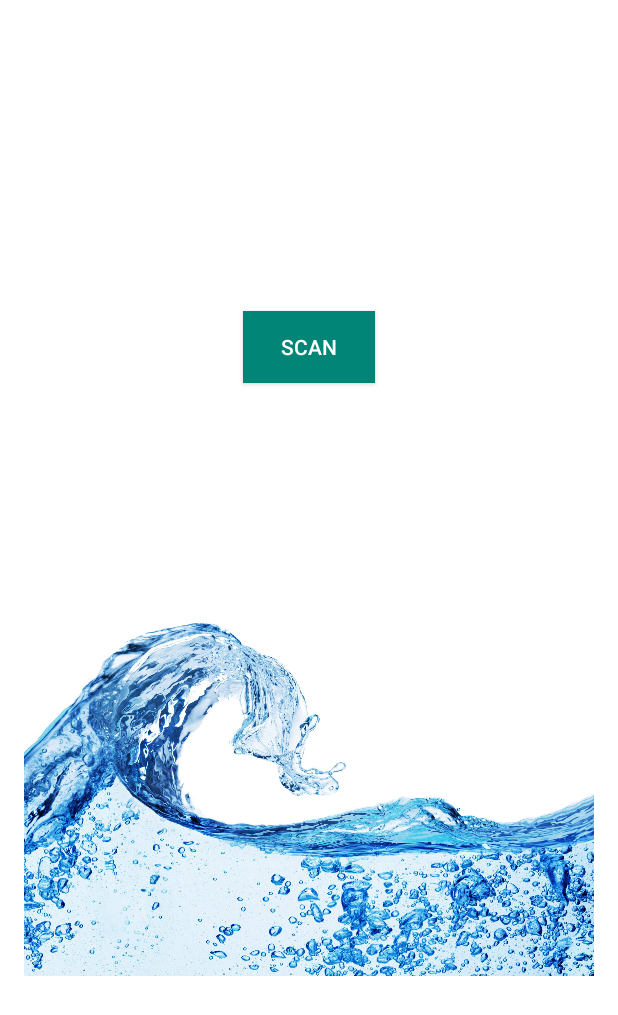
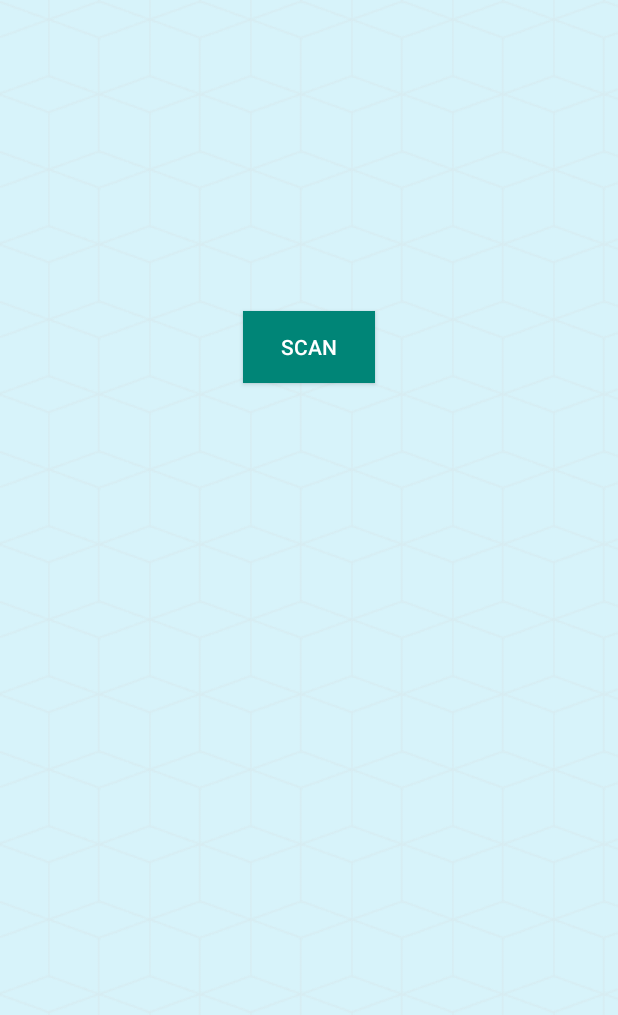
Before and after one commit to lcheung90/oasis-repub, an Android app: the FloorInfo screen opened directly, with no data from a screen before it, on a phone screen of 412 x 824 dp. Shown: the top 1015 px of the screen. Run offline under Robolectric (Android 15) with nearby library versions, the phone set to English and light mode, and no system bars; libraries missing offline, so code that uses them is left out: com.cloudant.client, com.ibm.mobilefirstplatform; 4 statements that could not run were skipped.

Commit message:
[Feature] Cube background

```diff
--- /dev/null
+++ b/app/src/main/res/drawable/background.xml
@@ -0,0 +1,18 @@
+<?xml version="1.0" encoding="utf-8"?>
+<layer-list xmlns:android="http://schemas.android.com/apk/res/android" >
+    <item android:id="@+id/shape_color">
+        <shape android:shape="rectangle" >
+            <solid android:color="#d7f3fa"/>
+        </shape>
+    </item>
+    <item android:id="@+id/shape_pattern"
+        android:bottom="0px"
+        android:left="0px"
+        android:right="0px"
+        android:top="0px">
+        <bitmap
+            android:antialias="true"
+            android:src="@drawable/cubes"
+            android:tileMode="repeat" />
+    </item>
+</layer-list>
--- a/app/src/main/res/layout/activity_building_info.xml
+++ b/app/src/main/res/layout/activity_building_info.xml
@@ -8,7 +8,7 @@
     android:paddingRight="@dimen/activity_horizontal_margin"
     android:paddingTop="@dimen/activity_vertical_margin"
     tools:context="csci567.project.oasis.BuildingInfo"
-    android:background="#ffffff">
+    android:background="@drawable/background">
 
   <RelativeLayout
       android:layout_width="wrap_content"
--- a/app/src/main/res/layout/activity_floor_info.xml
+++ b/app/src/main/res/layout/activity_floor_info.xml
@@ -8,19 +8,8 @@
     android:paddingRight="@dimen/activity_horizontal_margin"
     android:paddingTop="@dimen/activity_vertical_margin"
     tools:context="csci567.project.oasis.FloorInfo"
-    android:background="#ffffff">
-    <ImageView
-        android:layout_width="match_parent"
-        android:layout_height="match_parent"
-        android:id="@+id/imageView"
-        android:src="@drawable/water"
-        android:layout_marginLeft="0dp"
-        android:layout_marginRight="0dp"
-        android:focusable="false"
-        android:visibility="visible"
-        style="@style/AppTheme"
-        android:adjustViewBounds="false"
-        android:layout_below="@+id/bscan" />
+    android:background="@drawable/background">
+
     <TextView
         android:id="@+id/Ftitle"
         android:layout_width="wrap_content"
--- a/app/src/main/res/layout/activity_home.xml
+++ b/app/src/main/res/layout/activity_home.xml
@@ -7,6 +7,7 @@
     android:paddingLeft="@dimen/activity_horizontal_margin"
     android:paddingRight="@dimen/activity_horizontal_margin"
     android:paddingTop="@dimen/activity_vertical_margin"
+    android:background="@drawable/background"
     tools:context="csci567.project.oasis.HomeActivity">
 
     <Button
```
Also changed, not shown: app/src/main/cubes-web.png (added), app/src/main/hexagons_pattern-web.png (added), app/src/main/res/drawable/cubes.png (added), app/src/main/res/drawable/hexagons_pattern.png (added), app/src/main/res/drawable/wavecut.png (added), app/src/main/res/mipmap-hdpi/cubes.png (added), app/src/main/res/mipmap-hdpi/hexagons_pattern.png (added), app/src/main/res/mipmap-mdpi/cubes.png (added), app/src/main/res/mipmap-mdpi/hexagons_pattern.png (added), app/src/main/res/mipmap-xhdpi/cubes.png (added), app/src/main/res/mipmap-xhdpi/hexagons_pattern.png (added), app/src/main/res/mipmap-xxhdpi/cubes.png (added), app/src/main/res/mipmap-xxhdpi/hexagons_pattern.png (added), app/src/main/res/mipmap-xxxhdpi/cubes.png (added), 1 more files.
